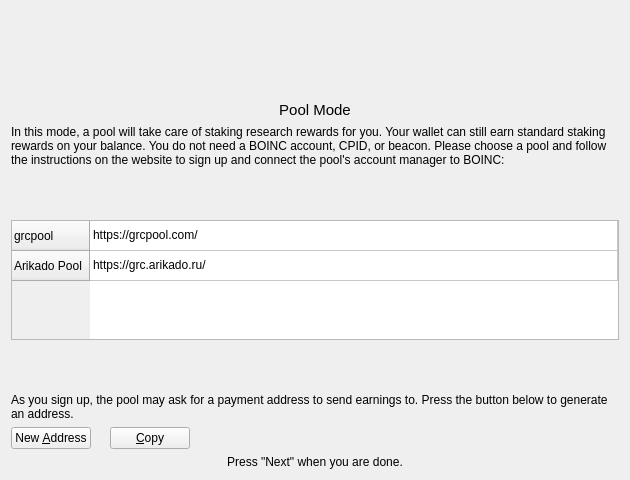
Above: src/qt/forms/researcherwizardpoolpage.ui from gridcoin-community/Gridcoin-Research before the change. Below: the same form after it.
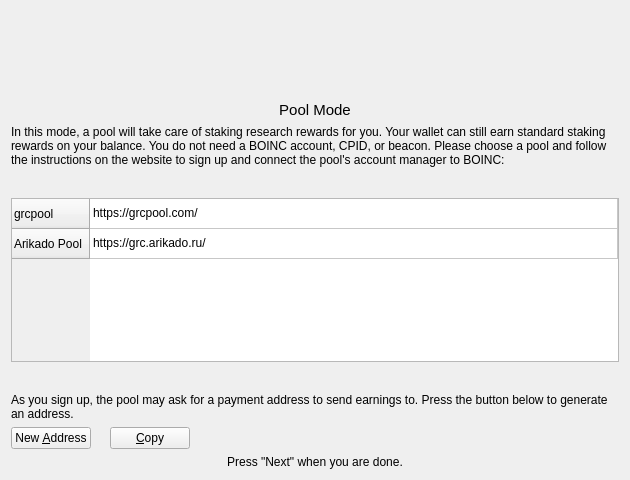
That is the form after the change. Icons and pictures are not drawn.

Diff of the .ui file:
```diff
--- a/src/qt/forms/researcherwizardpoolpage.ui
+++ b/src/qt/forms/researcherwizardpoolpage.ui
@@ -119,7 +119,7 @@
      <property name="maximumSize">
       <size>
        <width>16777215</width>
-       <height>120</height>
+       <height>180</height>
       </size>
      </property>
      <property name="cursor" stdset="0">
```
